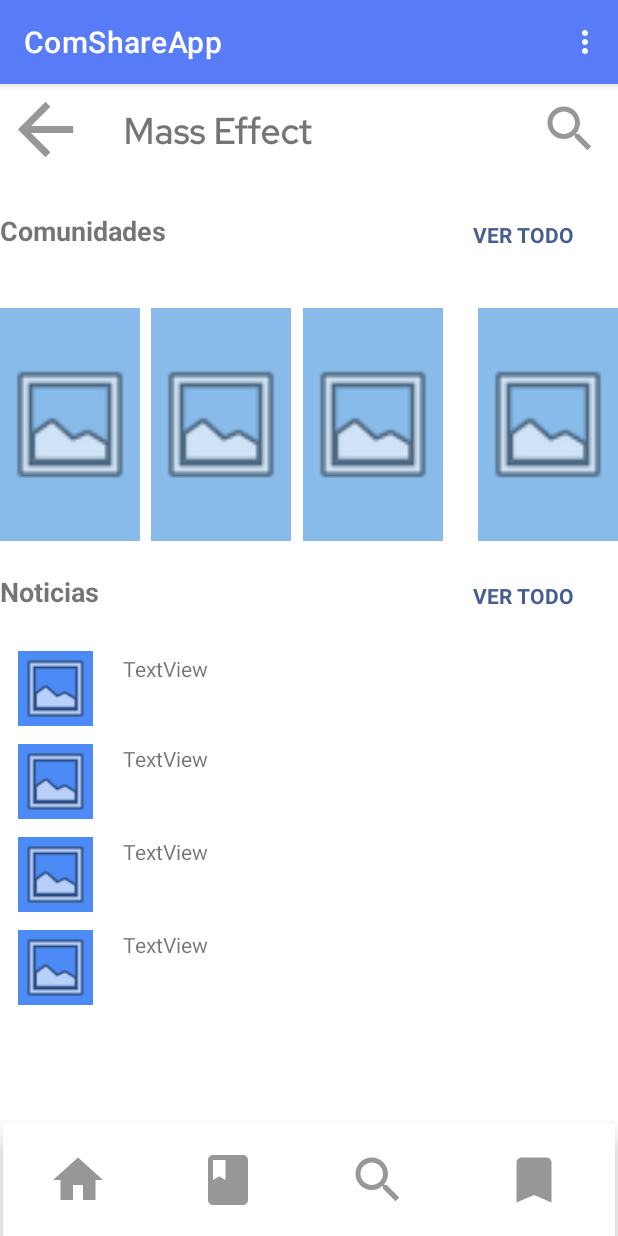
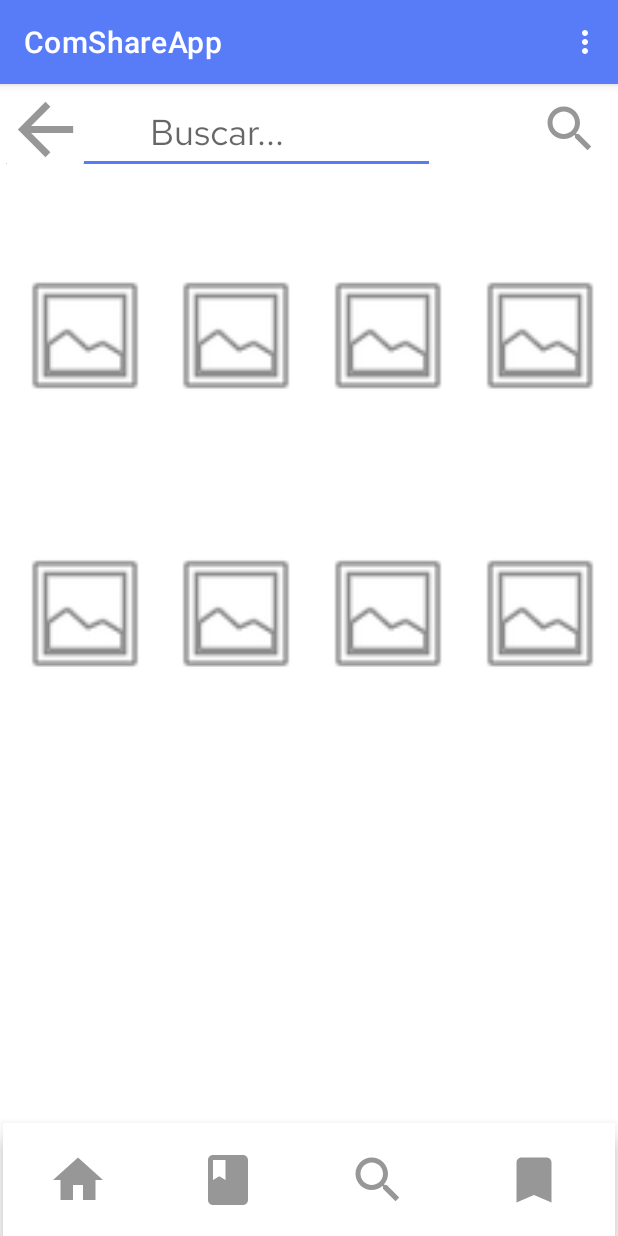
Before and after one commit to andresngm2010/ComShareApp, an Android app: the Busqueda screen opened directly, with no data from a screen before it, on a phone screen of 412 x 824 dp. Run offline under Robolectric (Android 15) with nearby library versions, the phone set to English and light mode, and no system bars; our stand-ins replace Firebase (no records; nobody signed in at launch, a user with empty details on screens opened directly); pictures from the network do not load.

Commit message:
Búsqueda de comunidades

```diff
--- a/app/src/main/java/com/epngrupo1moviles/comshareapp/Busqueda.kt
+++ b/app/src/main/java/com/epngrupo1moviles/comshareapp/Busqueda.kt
@@ -5,11 +5,19 @@ import android.os.Bundle
 import android.view.Menu
 import android.view.MenuItem
 import android.view.View
+import android.widget.EditText
 import android.widget.ImageButton
+import android.widget.ImageView
+import android.widget.Toast
 import androidx.appcompat.app.AppCompatActivity
+import com.bumptech.glide.Glide
 import com.google.firebase.auth.FirebaseAuth
+import com.google.firebase.firestore.ktx.firestore
+import com.google.firebase.ktx.Firebase
 
 class Busqueda :  AppCompatActivity(){
+    lateinit var editTextBusqueda: EditText
+
     override fun onCreate(savedInstanceState: Bundle?) {
         super.onCreate(savedInstanceState)
         setContentView(R.layout.activity_busqueda)
@@ -18,6 +26,8 @@ class Busqueda :  AppCompatActivity(){
         val email = extras.getString("email") ?:"Unknown"
         val provider = extras.getString("provider") ?:"Unknown"
 
+        editTextBusqueda = findViewById<EditText>(R.id.editViewBuscar)
+
         val buttonHome = findViewById<ImageButton>(R.id.imageButtonHome)
         buttonHome.setOnClickListener {
             val prIntent : Intent = Intent(this,PantallaPrincipal::class.java).apply {
@@ -25,6 +35,12 @@ class Busqueda :  AppCompatActivity(){
                 putExtra("provider", provider)
             }
             startActivity(prIntent)
+        }
+
+        val buttonBuscar = findViewById<ImageButton>(R.id.imageButtonBusqueda)
+        buttonBuscar.setOnClickListener{
+            val busqueda:String = editTextBusqueda.text.toString()
+            cargarBusqueda(busqueda)
         }
 
         val buttonTodasComunidades = findViewById<ImageButton>(R.id.imageButtonTodasComunidades)
@@ -42,9 +58,63 @@ class Busqueda :  AppCompatActivity(){
         }
     }
 
-    fun cambiarAEjComunidad(v: View?){
-        val prIntent : Intent = Intent(this,EjemploComunidad::class.java)
-        startActivity(prIntent)
+    fun cargarBusqueda(name: String ){
+        limpiarBusqueda()
+        val db = Firebase.firestore
+        db.collection("Comunidades")
+            .get()
+            .addOnSuccessListener { documents ->
+                Toast.makeText(this, "Documentos con exito", Toast.LENGTH_LONG).show()
+                if(documents!= null && documents.documents.count()>0){
+                    var count = 1
+                    for (document in documents){
+                        if(count < 9){
+                            val nombre = document.getString("nombre").toString()
+                            val url = document.getString("URL").toString()
+                            if(nombre.contains(name)){
+                                val id = resources.getIdentifier("imageViewB$count", "id", packageName)
+                                val imagen = findViewById<ImageView>(id)
+                                Glide.with(applicationContext).load(url).into(imagen)
+                                CambiarEJComunidad(imagen, url, nombre)
+                                count++
+                            }
+                        }
+                    }
+                }
+
+            }
+
+    }
+
+    fun limpiarBusqueda(){
+        for( i in 1..8 ){
+            val id = resources.getIdentifier("imageViewB$i", "id", packageName)
+            val imagen = findViewById<ImageView>(id)
+            Glide.with(applicationContext).load("").into(imagen)
+            imagen.setOnClickListener {
+
+            }
+        }
+    }
+
+    //funcion para añadir onClickListener en los imageView
+    fun CambiarEJComunidad(v: ImageView, URL: String, nombreCom:String){
+        //obtenemos los extras enviados
+        val extras = intent.extras ?: return
+        val email = extras.getString("email") ?:"Unknown"
+        val provider = extras.getString("provider") ?:"Unknown"
+        //se añade el onClickListener
+        v.setOnClickListener {
+            //se cambia a la pantalla de la Comunidad
+            val prIntent : Intent = Intent(this,EjemploComunidad::class.java).apply {
+                //se añaden los extras necesarios
+                putExtra("email", email)
+                putExtra("provider", provider)
+                putExtra("url", URL)
+                putExtra("nombreCom", nombreCom)
+            }
+            startActivity(prIntent)
+        }
     }
 
     override fun onCreateOptionsMenu(menu: Menu?): Boolean {
--- a/app/src/main/res/layout/activity_busqueda.xml
+++ b/app/src/main/res/layout/activity_busqueda.xml
@@ -7,7 +7,7 @@
     tools:context=".Busqueda">
 
 
-    <ImageView
+    <!--<ImageView
         android:id="@+id/imageView51"
         android:layout_width="50dp"
         android:layout_height="50dp"
@@ -53,7 +53,55 @@
         android:onClick="cambiarAEjComunidad"
         app:layout_constraintStart_toStartOf="parent"
         app:layout_constraintTop_toBottomOf="@+id/imageView49"
-        app:srcCompat="@android:drawable/ic_menu_gallery" />
+        app:srcCompat="@android:drawable/ic_menu_gallery" />-->
+
+    <ImageView
+        android:id="@+id/imageViewB5"
+        android:layout_width="93dp"
+        android:layout_height="155dp"
+        android:layout_marginStart="10dp"
+        android:layout_marginTop="30dp"
+        android:layout_weight="1"
+        app:layout_constraintStart_toStartOf="parent"
+        app:layout_constraintTop_toBottomOf="@+id/imageViewB1"
+        app:srcCompat="@android:drawable/ic_menu_gallery"
+        tools:ignore="MissingConstraints" />
+
+    <ImageView
+        android:id="@+id/imageViewB7"
+        android:layout_width="93dp"
+        android:layout_height="155dp"
+        android:layout_marginStart="8dp"
+        android:layout_marginTop="30dp"
+        android:layout_weight="1"
+        app:layout_constraintStart_toEndOf="@+id/imageViewB6"
+        app:layout_constraintTop_toBottomOf="@+id/imageViewB3"
+        app:srcCompat="@android:drawable/ic_menu_gallery"
+        tools:ignore="MissingConstraints" />
+
+    <ImageView
+        android:id="@+id/imageViewB8"
+        android:layout_width="93dp"
+        android:layout_height="155dp"
+        android:layout_marginTop="30dp"
+        android:layout_marginEnd="5dp"
+        android:layout_weight="1"
+        app:layout_constraintEnd_toEndOf="parent"
+        app:layout_constraintTop_toBottomOf="@+id/imageViewB4"
+        app:srcCompat="@android:drawable/ic_menu_gallery"
+        tools:ignore="MissingConstraints" />
+
+    <ImageView
+        android:id="@+id/imageViewB6"
+        android:layout_width="93dp"
+        android:layout_height="155dp"
+        android:layout_marginStart="7dp"
+        android:layout_marginTop="30dp"
+        android:layout_weight="1"
+        app:layout_constraintStart_toEndOf="@+id/imageViewB5"
+        app:layout_constraintTop_toBottomOf="@+id/imageViewB2"
+        app:srcCompat="@android:drawable/ic_menu_gallery"
+        tools:ignore="MissingConstraints" />
 
     <com.google.android.material.bottomnavigation.BottomNavigationView
         android:id="@+id/bottomNavigationView1"
@@ -96,68 +144,57 @@
     </com.google.android.material.bottomnavigation.BottomNavigationView>
 
     <ImageView
-        android:id="@+id/imageView44"
+        android:id="@+id/imageViewB1"
         android:layout_width="93dp"
         android:layout_height="155dp"
-        android:layout_marginTop="24dp"
+        android:layout_marginStart="10dp"
+        android:layout_marginTop="30dp"
         android:layout_weight="1"
-        android:background="#88BBEA"
-        android:backgroundTint="#88BBEA"
-        android:onClick="cambiarAEjComunidad"
         app:layout_constraintStart_toStartOf="parent"
-        app:layout_constraintTop_toBottomOf="@+id/textView32"
+        app:layout_constraintTop_toBottomOf="@+id/editViewBuscar"
         app:srcCompat="@android:drawable/ic_menu_gallery"
         tools:ignore="MissingConstraints" />
 
     <ImageView
-        android:id="@+id/imageView45"
+        android:id="@+id/imageViewB2"
         android:layout_width="93dp"
         android:layout_height="155dp"
         android:layout_marginStart="7dp"
-        android:layout_marginTop="24dp"
+        android:layout_marginTop="30dp"
         android:layout_weight="1"
-        android:background="#88BBEA"
-        android:backgroundTint="#88BBEA"
-        android:onClick="cambiarAEjComunidad"
-        app:layout_constraintStart_toEndOf="@+id/imageView44"
-        app:layout_constraintTop_toBottomOf="@+id/textView32"
+        app:layout_constraintStart_toEndOf="@+id/imageViewB1"
+        app:layout_constraintTop_toBottomOf="@+id/editViewBuscar"
         app:srcCompat="@android:drawable/ic_menu_gallery"
         tools:ignore="MissingConstraints" />
 
     <ImageView
-        android:id="@+id/imageView46"
+        android:id="@+id/imageViewB3"
         android:layout_width="93dp"
         android:layout_height="155dp"
         android:layout_marginStart="8dp"
-        android:layout_marginTop="24dp"
+        android:layout_marginTop="30dp"
         android:layout_weight="1"
-        android:background="#88BBEA"
-        android:backgroundTint="#88BBEA"
-        android:onClick="cambiarAEjComunidad"
-        app:layout_constraintStart_toEndOf="@+id/imageView45"
-        app:layout_constraintTop_toBottomOf="@+id/textView32"
+        app:layout_constraintStart_toEndOf="@+id/imageViewB2"
+        app:layout_constraintTop_toBottomOf="@+id/editViewBuscar"
         app:srcCompat="@android:drawable/ic_menu_gallery"
         tools:ignore="MissingConstraints" />
 
     <ImageView
-        android:id="@+id/imageView47"
+        android:id="@+id/imageViewB4"
         android:layout_width="93dp"
         android:layout_height="155dp"
-        android:layout_marginTop="24dp"
+        android:layout_marginTop="30dp"
+        android:layout_marginEnd="5dp"
         android:layout_weight="1"
-        android:background="#88BBEA"
-        android:backgroundTint="#88BBEA"
-        android:onClick="cambiarAEjComunidad"
         app:layout_constraintEnd_toEndOf="parent"
-        app:layout_constraintTop_toBottomOf="@+id/textView32"
+        app:layout_constraintTop_toBottomOf="@+id/editViewBuscar"
         app:srcCompat="@android:drawable/ic_menu_gallery"
         tools:ignore="MissingConstraints" />
 
-    <TextView
+    <!--<TextView
         android:id="@+id/textView34"
         android:layout_width="204dp"
         android:layout_height="40dp"
-        android:layout_marginTop="25dp"
         android:paddingTop="5dp"
         android:paddingEnd="30dp"
         android:text="@string/txtViewVerTodo"
@@ -165,10 +202,10 @@
         android:textColor="@color/material_dynamic_primary40"
         android:textStyle="bold"
         app:layout_constraintEnd_toEndOf="parent"
-        app:layout_constraintTop_toBottomOf="@+id/imageButton3"
-        tools:ignore="MissingConstraints" />
+        app:layout_constraintTop_toBottomOf="@+id/editViewBuscar"
+        tools:ignore="MissingConstraints" />-->
 
-    <TextView
+    <!--<TextView
         android:id="@+id/textView36"
         android:layout_width="204dp"
         android:layout_height="40dp"
@@ -181,10 +218,10 @@
         android:textStyle="bold"
         app:layout_constraintEnd_toEndOf="parent"
         app:layout_constraintTop_toBottomOf="@+id/imageView46"
-        tools:ignore="MissingConstraints" />
+        tools:ignore="MissingConstraints" />-->
 
     <ImageButton
-        android:id="@+id/imageButton3"
+        android:id="@+id/imageButtonBusqueda"
         android:layout_width="wrap_content"
         android:layout_height="60dp"
         android:backgroundTint="#FFFFFF"
@@ -192,19 +229,19 @@
         app:layout_constraintTop_toTopOf="parent"
         app:srcCompat="@drawable/ic_baseline_search_24" />
 
-    <TextView
-        android:id="@+id/textView30"
+    <EditText
+        android:id="@+id/editViewBuscar"
         android:layout_width="290dp"
         android:layout_height="60dp"
         android:fontFamily="@font/red_hat_text"
+        android:hint="@string/editTextBusqueda"
         android:paddingTop="15dp"
-        android:text="@string/txtViewMassEffect"
         android:textAlignment="center"
         android:textSize="24sp"
-        android:textStyle="bold"
+        android:textStyle="normal"
+        tools:ignore="MissingConstraints"
         tools:layout_editor_absoluteX="60dp"
-        tools:layout_editor_absoluteY="0dp"
-        tools:ignore="MissingConstraints" />
+        tools:layout_editor_absoluteY="0dp" />
 
     <ImageButton
         android:id="@+id/btnVolver"
@@ -216,16 +253,16 @@
         app:srcCompat="@drawable/ic_baseline_arrow_back_24"
         />
 
-    <TextView
+    <!--<TextView
         android:id="@+id/textView32"
-        android:layout_width="204dp"
-        android:layout_height="40dp"
-        android:layout_marginTop="25dp"
+        android:layout_width="193dp"
+        android:layout_height="37dp"
+        android:layout_marginStart="10dp"
         android:text="@string/txtViewComunidades"
         android:textSize="18sp"
         android:textStyle="bold"
         app:layout_constraintStart_toStartOf="parent"
-        app:layout_constraintTop_toBottomOf="@+id/textView30"
+        app:layout_constraintTop_toBottomOf="@+id/editViewBuscar"
         tools:ignore="MissingConstraints" />
 
     <TextView
@@ -282,6 +319,6 @@
         android:text="TextView"
         app:layout_constraintStart_toEndOf="@+id/imageView51"
         app:layout_constraintTop_toBottomOf="@+id/textView39"
-        tools:ignore="MissingConstraints" />
+        tools:ignore="MissingConstraints" />-->
 
 </androidx.constraintlayout.widget.ConstraintLayout>
--- a/app/src/main/res/values/strings.xml
+++ b/app/src/main/res/values/strings.xml
@@ -40,4 +40,5 @@
 
     <string name="txtViewFecha">14/08/2022</string>
     <string name="prefs_file">com.epngrupo1moviles.comshareapp.PREFERENCE_FILE_KEY</string>
+    <string name="editTextBusqueda">Buscar...</string>
 </resources>
```
